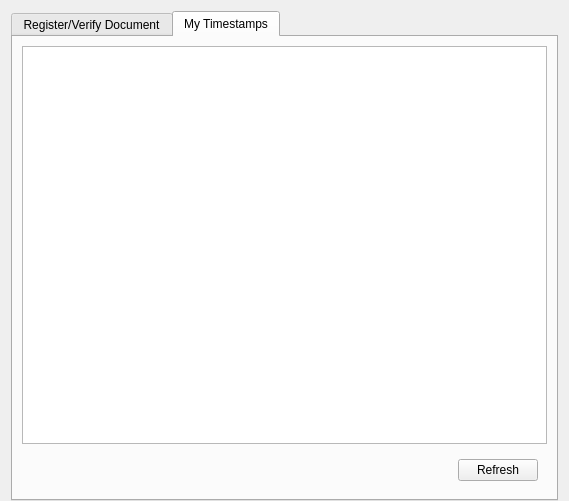
First picture: the form in app/ui/timestamp.ui, repository project-renard-survey/gui-demo, before the edit.
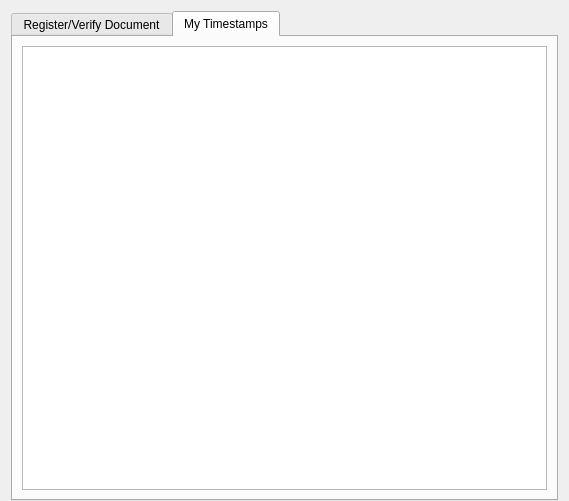
Second picture: the form after the edit. The open tabs and pages were chosen to show the change.

Commit message: Add auto update for timestamps list

```diff
--- a/app/ui/timestamp.ui
+++ b/app/ui/timestamp.ui
@@ -307,32 +307,6 @@
          </attribute>
         </widget>
        </item>
-       <item>
-        <widget class="QWidget" name="widget" native="true">
-         <layout class="QHBoxLayout" name="horizontalLayout">
-          <item>
-           <spacer name="horizontalSpacer">
-            <property name="orientation">
-             <enum>Qt::Horizontal</enum>
-            </property>
-            <property name="sizeHint" stdset="0">
-             <size>
-              <width>40</width>
-              <height>20</height>
-             </size>
-            </property>
-           </spacer>
-          </item>
-          <item>
-           <widget class="QPushButton" name="button_refresh_my_timestamps">
-            <property name="text">
-             <string>Refresh</string>
-            </property>
-           </widget>
-          </item>
-         </layout>
-        </widget>
-       </item>
       </layout>
      </widget>
     </widget>
```
The commit also changes 2 other files.
